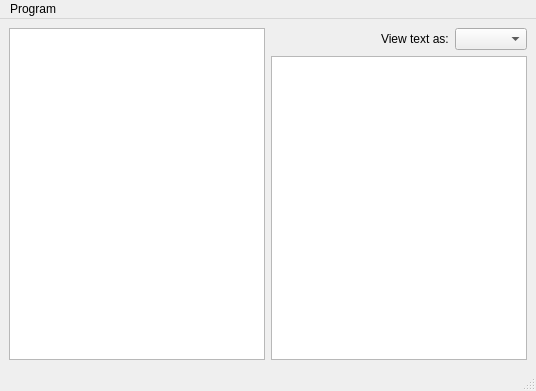
Before: the Qt Designer form folio.ui in winstonliu/pyfolio, drawn with Qt 5.
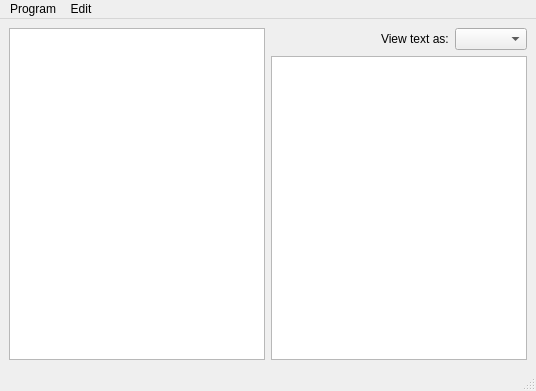
After: the same form once the commit is applied. Custom widgets are drawn as their Qt base class.

Commit message: Deselectable tree view

Patch:
```diff
--- a/folio.ui
+++ b/folio.ui
@@ -114,7 +114,14 @@
     <addaction name="actionSettings"/>
     <addaction name="actionExit"/>
    </widget>
+   <widget class="QMenu" name="menuEdit">
+    <property name="title">
+     <string>Edit</string>
+    </property>
+    <addaction name="actionNew_Folder"/>
+   </widget>
    <addaction name="menuSettings"/>
+   <addaction name="menuEdit"/>
   </widget>
   <widget class="QStatusBar" name="statusbar"/>
   <action name="actionExit">
@@ -131,6 +138,13 @@
    </property>
   </action>
  </widget>
+ <customwidgets>
+  <customwidget>
+   <class>DeselectableTreeView</class>
+   <extends>QTreeView</extends>
+   <header>deselectable_treeview.h</header>
+  </customwidget>
+ </customwidgets>
  <resources/>
  <connections/>
 </ui>
```
Left out of the diff: 10 changed lines with no effect on the pictures. The commit also changes 2 other files.
